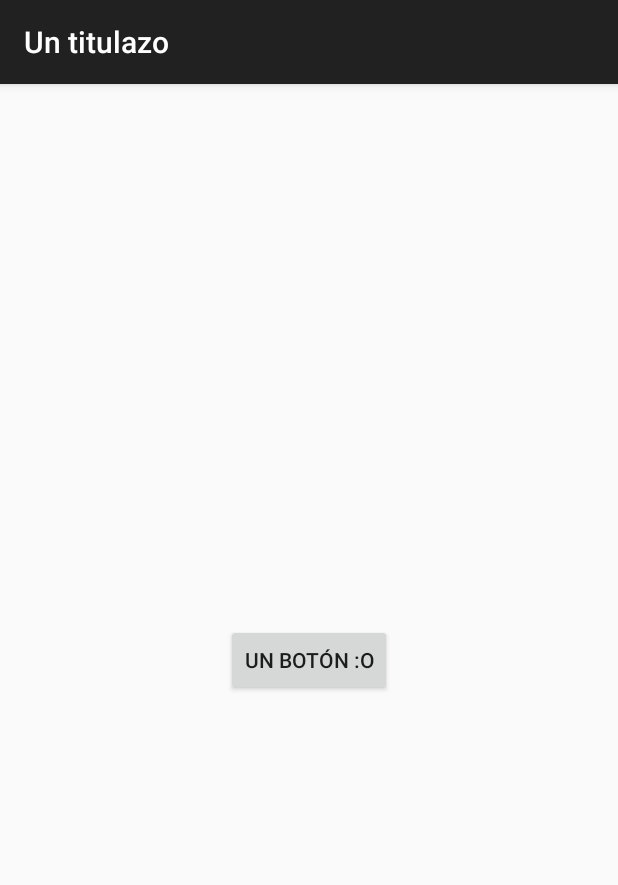
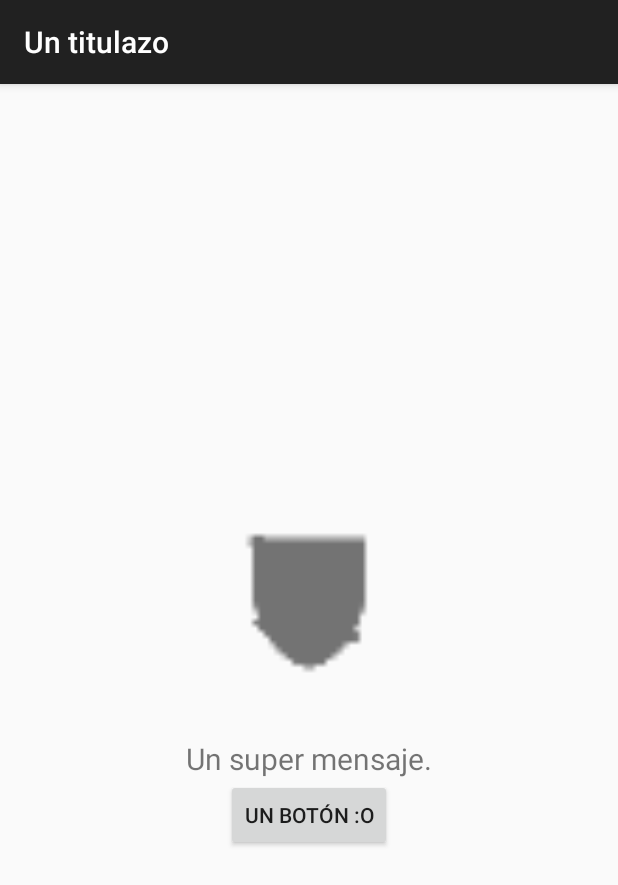
Before and after one commit to AguPereyra/ejercicios_tecmoviles, an Android app: the screen it shows after launch (MainActivity), on a phone screen of 412 x 824 dp. Shown: the top 885 px of the screen. Run offline under Robolectric (Android 15) with nearby library versions, the phone set to English and light mode, and no system bars.

Commit message:
Mensaje e imagen agregados

```diff
--- a/helloworld_from0/app/src/main/res/layout/activity_main.xml
+++ b/helloworld_from0/app/src/main/res/layout/activity_main.xml
@@ -8,9 +8,21 @@
     android:orientation="vertical"
     android:gravity="center">
 
+    <ImageView
+        android:layout_width="@dimen/main_img_width"
+        android:layout_height="@dimen/main_img_height"
+        android:src="@drawable/ic_app_logo"
+        android:layout_gravity="center"/>
+
+    <TextView
+        android:layout_width="wrap_content"
+        android:layout_height="wrap_content"
+        android:textSize="@dimen/main_text_size"
+        android:text="@string/main_msg"/>
+
     <Button
         android:id="@+id/main_button"
         android:text="@string/main_button"
         android:layout_width="wrap_content"
-        android:layout_height="wrap_content" />
+        android:layout_height="wrap_content"/>
 </LinearLayout>
--- a/helloworld_from0/app/src/main/res/values/dimens.xml
+++ b/helloworld_from0/app/src/main/res/values/dimens.xml
@@ -1,4 +1,7 @@
 <resources>
     <dimen name="linear_layout_margin">16dp</dimen>
     <dimen name="action_bar_elevation">4dp</dimen>
+    <dimen name="main_img_width">200dp</dimen>
+    <dimen name="main_img_height">180dp</dimen>
+    <dimen name="main_text_size">20dp</dimen>
 </resources>
--- a/helloworld_from0/app/src/main/res/values/strings.xml
+++ b/helloworld_from0/app/src/main/res/values/strings.xml
@@ -3,4 +3,5 @@
     <string name="app_title">Un titulazo</string>
     <string name="main_button">Un botón :o</string>
     <string name="la_tostada">d[ o_0 ]b</string>
+    <string name="main_msg">Un super mensaje.</string>
 </resources>
```
